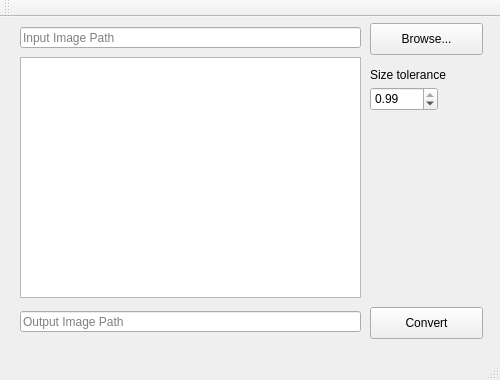
Qt form mainwindow.ui (f90g0/PNGJohn) before a commit.
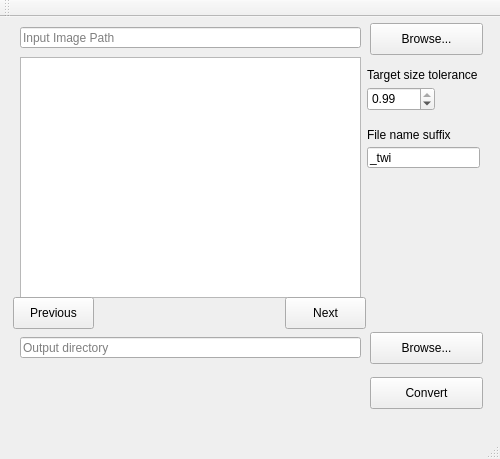
The same form after that commit.

What changed in the file:
```diff
--- a/mainwindow.ui
+++ b/mainwindow.ui
@@ -7,7 +7,7 @@
     <x>0</x>
     <y>0</y>
     <width>500</width>
-    <height>380</height>
+    <height>459</height>
    </rect>
   </property>
   <property name="windowTitle">
@@ -47,7 +47,7 @@
     <property name="geometry">
      <rect>
       <x>370</x>
-      <y>290</y>
+      <y>360</y>
       <width>113</width>
       <height>32</height>
      </rect>
@@ -70,7 +70,7 @@
     <property name="geometry">
      <rect>
       <x>20</x>
-      <y>294</y>
+      <y>320</y>
       <width>341</width>
       <height>21</height>
      </rect>
@@ -94,26 +94,26 @@
      <bool>false</bool>
     </property>
     <property name="placeholderText">
-     <string>Output Image Path</string>
+     <string>Output directory</string>
     </property>
    </widget>
    <widget class="QLabel" name="label">
     <property name="geometry">
      <rect>
-      <x>370</x>
+      <x>367</x>
       <y>50</y>
-      <width>91</width>
+      <width>131</width>
       <height>16</height>
      </rect>
     </property>
     <property name="text">
-     <string>Size tolerance</string>
+     <string>Target size tolerance</string>
     </property>
    </widget>
    <widget class="QDoubleSpinBox" name="tolerance">
     <property name="geometry">
      <rect>
-      <x>370</x>
+      <x>367</x>
       <y>70</y>
       <width>68</width>
       <height>24</height>
@@ -141,6 +141,71 @@
      <double>0.990000000000000</double>
     </property>
    </widget>
+   <widget class="QPushButton" name="prevButton">
+    <property name="geometry">
+     <rect>
+      <x>13</x>
+      <y>280</y>
+      <width>81</width>
+      <height>32</height>
+     </rect>
+    </property>
+    <property name="text">
+     <string>Previous</string>
+    </property>
+   </widget>
+   <widget class="QPushButton" name="nextButton">
+    <property name="geometry">
+     <rect>
+      <x>285</x>
+      <y>280</y>
+      <width>81</width>
+      <height>32</height>
+     </rect>
+    </property>
+    <property name="text">
+     <string>Next</string>
+    </property>
+   </widget>
+   <widget class="QLineEdit" name="suffixEdit">
+    <property name="geometry">
+     <rect>
+      <x>367</x>
+      <y>130</y>
+      <width>113</width>
+      <height>21</height>
+     </rect>
+    </property>
+    <property name="text">
+     <string>_twi</string>
+    </property>
+   </widget>
+   <widget class="QLabel" name="label_2">
+    <property name="geometry">
+     <rect>
+      <x>367</x>
+      <y>110</y>
+      <width>101</width>
+      <height>16</height>
+     </rect>
+    </property>
+    <property name="text">
+     <string>File name suffix</string>
+    </property>
+   </widget>
+   <widget class="QPushButton" name="outputDirBrowseBtn">
+    <property name="geometry">
+     <rect>
+      <x>370</x>
+      <y>315</y>
+      <width>113</width>
+      <height>32</height>
+     </rect>
+    </property>
+    <property name="text">
+     <string>Browse...</string>
+    </property>
+   </widget>
   </widget>
   <widget class="QMenuBar" name="menuBar">
    <property name="geometry">
```
Left out of the diff: 6 changed lines with no effect on the pictures.
